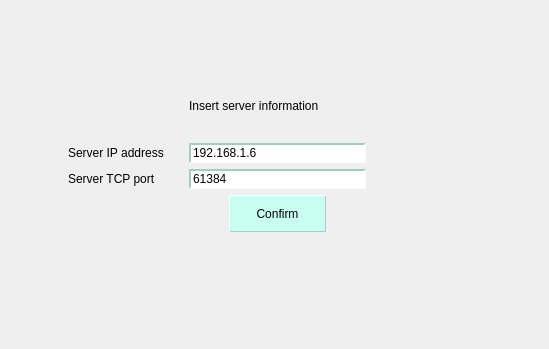
Old version of the form CLIENT/GUI/connection/ui/gui_server.ui in the repository GiuliCler/GIMPteam.
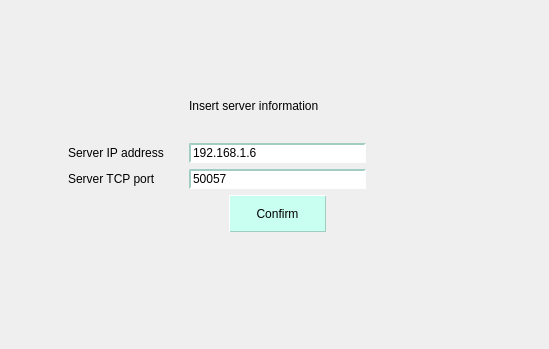
New version of the form.

Patch:
```diff
--- a/CLIENT/GUI/connection/ui/gui_server.ui
+++ b/CLIENT/GUI/connection/ui/gui_server.ui
@@ -148,7 +148,7 @@
    <item row="4" column="2">
     <widget class="QLineEdit" name="portLineEdit">
      <property name="text">
-      <string>61384</string>
+      <string>50057</string>
      </property>
     </widget>
    </item>
```
